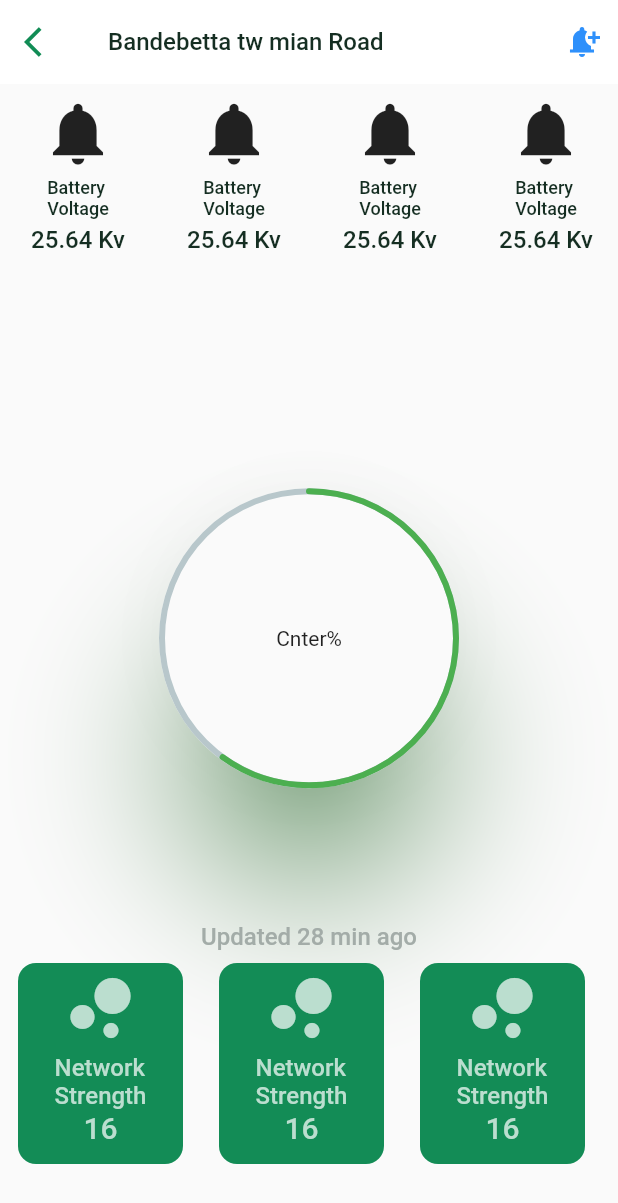
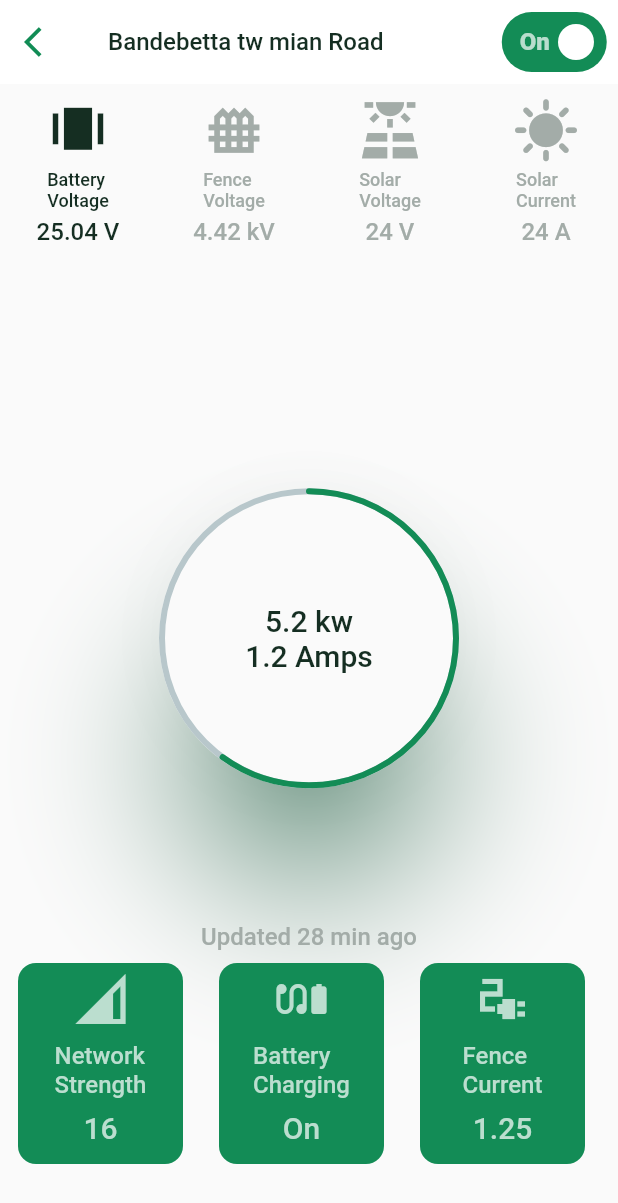
Before and after one commit to rahulraj7626/zerozilla_test, a Flutter app: the DashBoardScreen screen opened by its route, on a phone screen of 412 x 824 dp. Shown: the top 1203 px of the screen. Run offline on Flutter 3.47's test engine with Material 2 defaults, Android fonts, the phone set to English and light mode, and no system bars; drawn by our look-alikes of flutter_switch, percent_indicator; our stand-ins replace auto_route, equatable, flutter_bloc.

Commit message:
dashboard

```diff
--- a/lib/src/auth/presentation/bloc/auth_event.dart
+++ b/lib/src/auth/presentation/bloc/auth_event.dart
@@ -6,3 +6,9 @@ abstract class AuthEvent extends Equatable {
   @override
   List<Object> get props => [];
 }
+
+class ValidationREvent extends AuthEvent {
+  final bool isValidated;
+
+  const ValidationREvent(this.isValidated);
+}
--- a/lib/src/auth/presentation/bloc/auth_state.dart
+++ b/lib/src/auth/presentation/bloc/auth_state.dart
@@ -6,4 +6,9 @@ abstract class AuthState extends Equatable {
   @override
   List<Object> get props => [];
 }
+
 class AuthInitial extends AuthState {}
+
+class ValidatedState extends AuthState {}
+
+class NotValidatedState extends AuthState {}
--- a/lib/src/config/bloc_config.dart
+++ b/lib/src/config/bloc_config.dart
@@ -1,7 +1,11 @@
 import 'package:flutter_bloc/flutter_bloc.dart';
+import 'package:zerozilla_test/src/auth/presentation/bloc/auth_bloc.dart';
+import 'package:zerozilla_test/src/dashboard/presentation/bloc/dashboard_bloc.dart';
 
 import '../home/presentation/bloc/home_bloc.dart';
 
 final providerList = [
   BlocProvider<HomeBloc>(create: (context) => HomeBloc()),
+  BlocProvider<AuthBloc>(create: (context) => AuthBloc()),
+  BlocProvider<DashboardBloc>(create: (context) => DashboardBloc()),
 ];
--- a/lib/src/config/common_widgets.dart/button_widget.dart
+++ b/lib/src/config/common_widgets.dart/button_widget.dart
@@ -8,6 +8,7 @@ class ButtonWidget extends StatelessWidget {
   final String buttonName;
   final double? fontSize;
   final double? height;
+  final bool isValidated;
 
   final void Function()? onpressed;
 
@@ -17,6 +18,7 @@ class ButtonWidget extends StatelessWidget {
     this.fontSize,
     this.height,
     this.onpressed,
+    required this.isValidated,
   }) : super(key: key);
   static const txtStyle =
       TextStyle(fontSize: 16, fontWeight: FontWeight.w500, color: Colors.white);
@@ -26,7 +28,7 @@ class ButtonWidget extends StatelessWidget {
     return Padding(
       padding: Ppadding.defualtPadding,
       child: ElevatedButton(
-        onPressed: onpressed,
+        onPressed: isValidated ? onpressed : null,
         style: ButtonStyle(
           overlayColor: MaterialStateProperty.all<Color>(
             CColors.greenMain118c55,
@@ -42,7 +44,7 @@ class ButtonWidget extends StatelessWidget {
         ),
         child: Ink(
           decoration: BoxDecoration(
-            color: CColors.greenMain118c55,
+            color: isValidated ? CColors.greenMain118c55 : CColors.grey,
             borderRadius: const BorderRadius.all(Radius.circular(12.0)),
           ),
           child: Container(
--- a/lib/src/config/constants/string_constants.dart
+++ b/lib/src/config/constants/string_constants.dart
@@ -15,4 +15,15 @@ class StringConstants {
   static const String fence = "Fence";
   static const String solar = "Solar";
   static const String battery = "Battery";
+
+  static const String batteryVolt = "Battery\nVoltage";
+  static const String fenceVolt = "Fence\nVoltage";
+  static const String solarVolt = "Solar\nVoltage";
+  static const String solarCurrent = "Solar\nCurrent";
+
+  static const String networkStrength = "Network\nStrength";
+  static const String batteryCharg = "Battery\nCharging";
+  static const String fenceCurrent = "Fence\nCurrent";
+    static const String switchOff = "Switched\nOff";
+  static const String valueProgress = "5.2 kw\n1.2 Amps";
 }
--- a/lib/src/dashboard/presentation/bloc/dashboard_event.dart
+++ b/lib/src/dashboard/presentation/bloc/dashboard_event.dart
@@ -6,3 +6,9 @@ abstract class DashboardEvent extends Equatable {
   @override
   List<Object> get props => [];
 }
+
+class SwitchEvent extends DashboardEvent {
+  final bool isOn;
+
+  const SwitchEvent(this.isOn);
+}
--- a/lib/src/dashboard/presentation/bloc/dashboard_state.dart
+++ b/lib/src/dashboard/presentation/bloc/dashboard_state.dart
@@ -6,4 +6,9 @@ abstract class DashboardState extends Equatable {
   @override
   List<Object> get props => [];
 }
+
 class DashboardInitial extends DashboardState {}
+
+class SwitchOnState extends DashboardState {}
+
+class SwitchOffState extends DashboardState {}
--- a/lib/src/dashboard/presentation/pages/dash_board.dart
+++ b/lib/src/dashboard/presentation/pages/dash_board.dart
@@ -1,11 +1,14 @@
 import 'package:auto_route/auto_route.dart';
 import 'package:flutter/material.dart';
+import 'package:flutter_bloc/flutter_bloc.dart';
 import 'package:percent_indicator/percent_indicator.dart';
 import 'package:zerozilla_test/src/config/common_widgets.dart/app_styles.dart';
-import 'package:zerozilla_test/src/config/common_widgets.dart/padding.dart';
 import 'package:zerozilla_test/src/config/constants/colors.dart';
-import '../../../config/common_widgets.dart/font_size.dart';
+import 'package:zerozilla_test/src/config/constants/string_constants.dart';
+import 'package:zerozilla_test/src/dashboard/presentation/bloc/dashboard_bloc.dart';
 import '../widgets/appbar_widget.dart';
+import '../widgets/bottom_widget.dart';
+import '../widgets/top_widget.dart';
 
 @RoutePage()
 class DashBoardScreen extends StatelessWidget {
@@ -20,25 +23,21 @@ class DashBoardScreen extends StatelessWidget {
           SizedBox(
             height: 180,
             child: ListView.builder(
-              scrollDirection: Axis.horizontal,
-              itemCount: 4,
-              itemBuilder: (context, index) => rowItem(),
-            ),
+                scrollDirection: Axis.horizontal,
+                itemCount: topWidgetList.length,
+                itemBuilder: (context, index) => topWidgetList[index]),
           ),
-          Expanded(
-            child: Material(
-              elevation: 40.0,
-              shape: const CircleBorder(),
-              shadowColor: Colors.green,
-              child: CircularPercentIndicator(
-                  radius: 100.0,
-                  lineWidth: 4.0,
-                  percent: 0.60,
-                  center: Text("Cnter%"),
-                  progressColor: Colors.green,
-                  rotateLinearGradient: true,
-                  circularStrokeCap: CircularStrokeCap.round),
-            ),
+          BlocBuilder(
+            bloc: BlocProvider.of<DashboardBloc>(context),
+            builder: (BuildContext context, DashboardState state) {
+              if (state is SwitchOnState || state is DashboardInitial) {
+                return progressWidget(
+                    context, true, StringConstants.valueProgress);
+              } else {
+                return progressWidget(
+                    context, false, StringConstants.switchOff);
+              }
+            },
           ),
           Text(
             "Updated 28 min ago",
@@ -48,11 +47,11 @@ class DashBoardScreen extends StatelessWidget {
             height: 150,
             child: ListView.builder(
               scrollDirection: Axis.horizontal,
-              itemCount: 4,
-              itemBuilder: (context, index) => greenItem(),
+              itemCount: bottomWidgetList.length,
+              itemBuilder: (context, index) => bottomWidgetList[index],
             ),
           ),
-          SizedBox(
+          const SizedBox(
             height: 40,
           )
         ]),
@@ -60,47 +59,52 @@ class DashBoardScreen extends StatelessWidget {
     );
   }
 
-  Container rowItem() {
-    return Container(
-      width: 80,
-      margin: Ppadding.defualtPadding,
-      child: Column(children: [
-        Icon(
-          Icons.notifications,
-          size: 50,
-        ),
-        Padding(
-          padding: const EdgeInsets.all(4.0),
-          child: Text(
-            "Battery\nVoltage",
-            style: AppTextStyle.normalStyle(fontSize: FontSize.smallFont),
-          ),
-        ),
-        Text(
-          "25.64 Kv",
-          style: AppTextStyle.normalStyle(),
-        )
-      ]),
-    );
-  }
-
-  Container greenItem() {
-    return Container(
-      width: 110,
-      margin: Ppadding.defualtPadding,
-      decoration: BoxDecoration(
-          color: CColors.darkGreen, borderRadius: BorderRadius.circular(12)),
-      child: Column(children: [
-        Icon(Icons.bubble_chart, size: 60, color: CColors.white),
-        Text(
-          "Network\nStrength",
-          style: AppTextStyle.normalStyle(fontColor: CColors.white),
-        ),
-        Text(
-          "16",
-          style: AppTextStyle.largeStyle(fontColor: CColors.white),
-        )
-      ]),
+  Expanded progressWidget(BuildContext context, isOn, title) {
+    final color = isOn ? CColors.darkGreen : CColors.red;
+    return Expanded(
+      child: Material(
+        elevation: 40.0,
+        shape: const CircleBorder(),
+        shadowColor: color,
+        child: CircularPercentIndicator(
+            radius: 100.0,
+            lineWidth: 4.0,
+            percent: 0.60,
+            center: Text(
+              title,
+              textAlign: TextAlign.center,
+              style: AppTextStyle.largeStyle(
+                  fontColor: isOn ? CColors.black152e22 : CColors.red),
+            ),
+            progressColor: color,
+            rotateLinearGradient: true,
+            circularStrokeCap: CircularStrokeCap.round),
+      ),
     );
   }
 }
+
+List<Widget> bottomWidgetList = [
+  greenItem(
+    Icons.network_cell,
+    StringConstants.networkStrength,
+    "16",
+  ),
+  greenItem(
+    Icons.earbuds_battery,
+    StringConstants.batteryCharg,
+    "On",
+  ),
+  greenItem(
+    Icons.electrical_services_sharp,
+    StringConstants.fenceCurrent,
+    "1.25",
+  ),
+];
+
+List<Widget> topWidgetList = [
+  rowItem(Icons.amp_stories, StringConstants.batteryVolt, "25.04 V", true),
+  rowItem(Icons.fence, StringConstants.fenceVolt, "4.42 kV", false),
+  rowItem(Icons.solar_power, StringConstants.solarVolt, "24 V", false),
+  rowItem(Icons.sunny, StringConstants.solarCurrent, "24 A", false),
+];
--- a/lib/src/dashboard/presentation/widgets/appbar_widget.dart
+++ b/lib/src/dashboard/presentation/widgets/appbar_widget.dart
@@ -1,10 +1,14 @@
 import 'package:auto_route/auto_route.dart';
 import 'package:flutter/material.dart';
-
+import 'package:flutter_bloc/flutter_bloc.dart';
 import '../../../config/common_widgets.dart/app_styles.dart';
 import '../../../config/constants/colors.dart';
+import '../bloc/dashboard_bloc.dart';
+import 'custom_switch.dart';
 
-AppBar appbarWidget(BuildContext context) {
+AppBar appbarWidget(
+  BuildContext context,
+) {
   return AppBar(
     elevation: 0,
     backgroundColor: Colors.white,
@@ -19,12 +23,16 @@ AppBar appbarWidget(BuildContext context) {
       style: AppTextStyle.normalStyle(fontColor: CColors.black152e22),
     ),
     actions: [
-      IconButton(
-          onPressed: () {},
-          icon: Icon(
-            Icons.notification_add,
-            color: CColors.blue,
-          ))
+      BlocBuilder(
+        bloc: BlocProvider.of<DashboardBloc>(context),
+        builder: (BuildContext context, DashboardState state) {
+          if (state is SwitchOnState || state is DashboardInitial) {
+            return switchWidget(context, true);
+          } else {
+            return switchWidget(context, false);
+          }
+        },
+      ),
     ],
   );
 }
--- a/pubspec.yaml
+++ b/pubspec.yaml
@@ -39,6 +39,7 @@ dependencies:
   flutter_bloc: ^8.1.3
   auto_route: ^7.8.0
   percent_indicator: ^4.2.3
+  flutter_switch: ^0.3.2
 
 dev_dependencies:
   flutter_test:
```
Also changed, not shown: lib/src/auth/presentation/bloc/auth_bloc.dart (+7 -1 lines), lib/src/auth/presentation/pages/login.dart (+53 -8 lines), lib/src/config/common_widgets.dart/text_form_fiels.dart (+4 -11 lines), lib/src/dashboard/presentation/bloc/dashboard_bloc.dart (+7 -1 lines), lib/src/dashboard/presentation/widgets/bottom_widget.dart (added, +30 -0 lines), lib/src/dashboard/presentation/widgets/custom_switch.dart (added, +25 -0 lines), lib/src/dashboard/presentation/widgets/top_widget.dart (added, +29 -0 lines), lib/src/home/presentation/pages/home.dart (+8 -5 lines), pubspec.lock.
